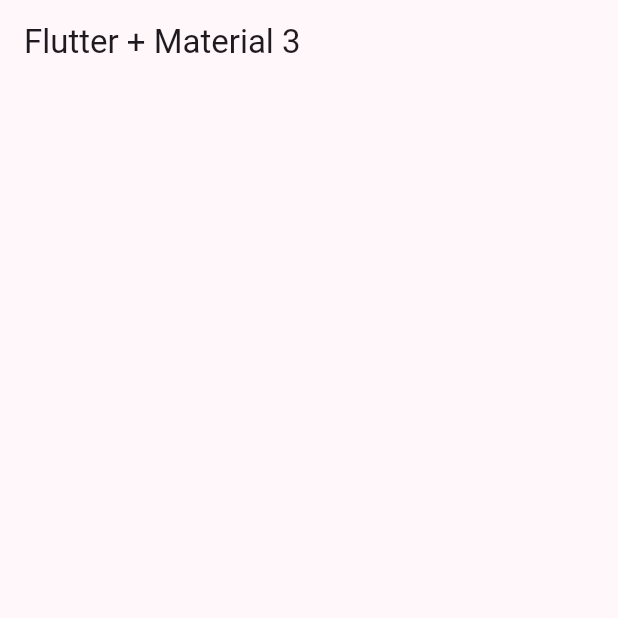
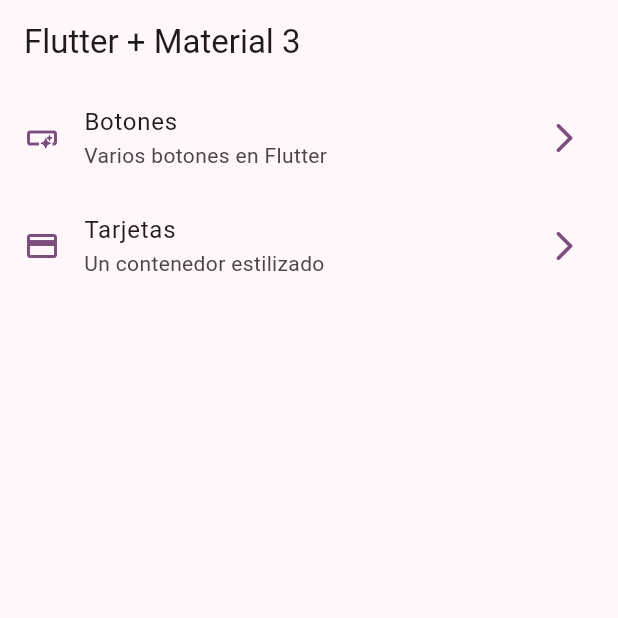
Before and after one commit to darioarellanocardenas/widgetsapp, a Flutter app: the screen it shows after launch, on a phone screen of 412 x 824 dp, the top half of it. Run offline on Flutter 3.47's test engine with Material 2 defaults, Android fonts, the phone set to English and light mode, and no system bars.

Commit message:
Home screen implementado

```diff
--- a/lib/config/menu/menu_items.dart
+++ b/lib/config/menu/menu_items.dart
@@ -11,8 +11,9 @@ class MenuItem {
       required this.subTitle,
       required this.link,
       required this.icon});
+}
 
-  static const appMenuItems = <MenuItem>[
+const appMenuItems = <MenuItem>[
   MenuItem(
       title: 'Botones',
       subTitle: 'Varios botones en Flutter',
@@ -24,4 +25,3 @@ class MenuItem {
       link: '/cards',
       icon: Icons.credit_card),
 ];
-}
--- a/lib/presentation/screens/home/home_screen.dart
+++ b/lib/presentation/screens/home/home_screen.dart
@@ -1,4 +1,5 @@
 import 'package:flutter/material.dart';
+import 'package:widgetsapp/config/menu/menu_items.dart';
 
 class HomeScreen extends StatelessWidget {
   const HomeScreen({super.key});
@@ -9,6 +10,46 @@ class HomeScreen extends StatelessWidget {
       appBar: AppBar(
         title: const Text('Flutter + Material 3'),
       ),
+      body: const _HomeView(),
     );
   }
 }
+
+class _HomeView extends StatelessWidget {
+  const _HomeView({
+    super.key,
+  });
+
+  @override
+  Widget build(BuildContext context) {
+    return ListView.builder(
+      itemCount: appMenuItems.length,
+      itemBuilder: (BuildContext context, int index) {
+        final menuItem = appMenuItems[index];
+        return _CustomListTile(menuItem: menuItem);
+      },
+    );
+  }
+}
+
+class _CustomListTile extends StatelessWidget {
+  const _CustomListTile({
+    required this.menuItem,
+  });
+
+  final MenuItem menuItem;
+
+  @override
+  Widget build(BuildContext context) {
+    final colors = Theme.of(context).colorScheme;
+    return ListTile(
+      leading: Icon(menuItem.icon, color: colors.primary),
+      trailing: Icon(Icons.arrow_forward_ios_rounded, color: colors.primary),
+      title: Text(menuItem.title),
+      subtitle: Text(menuItem.subTitle),
+      onTap: () {
+        // TODO: navegar a otras pantallas
+      },
+    );
+  }
+}
```
Lines whose indentation alone changed are shown as unchanged.
